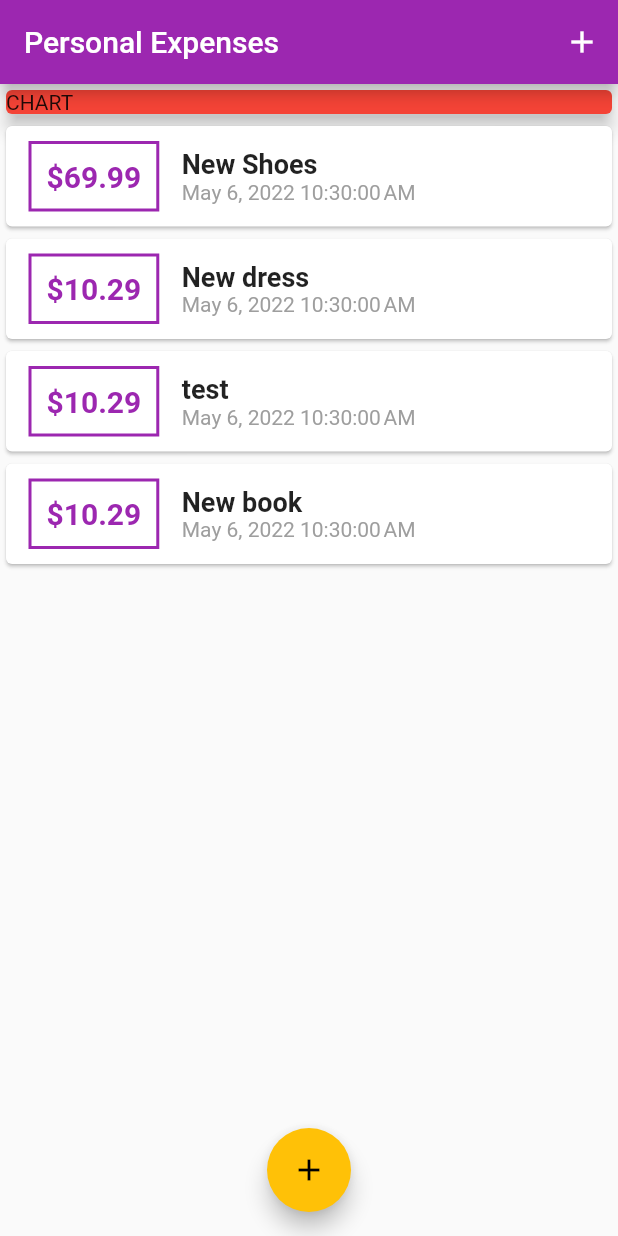
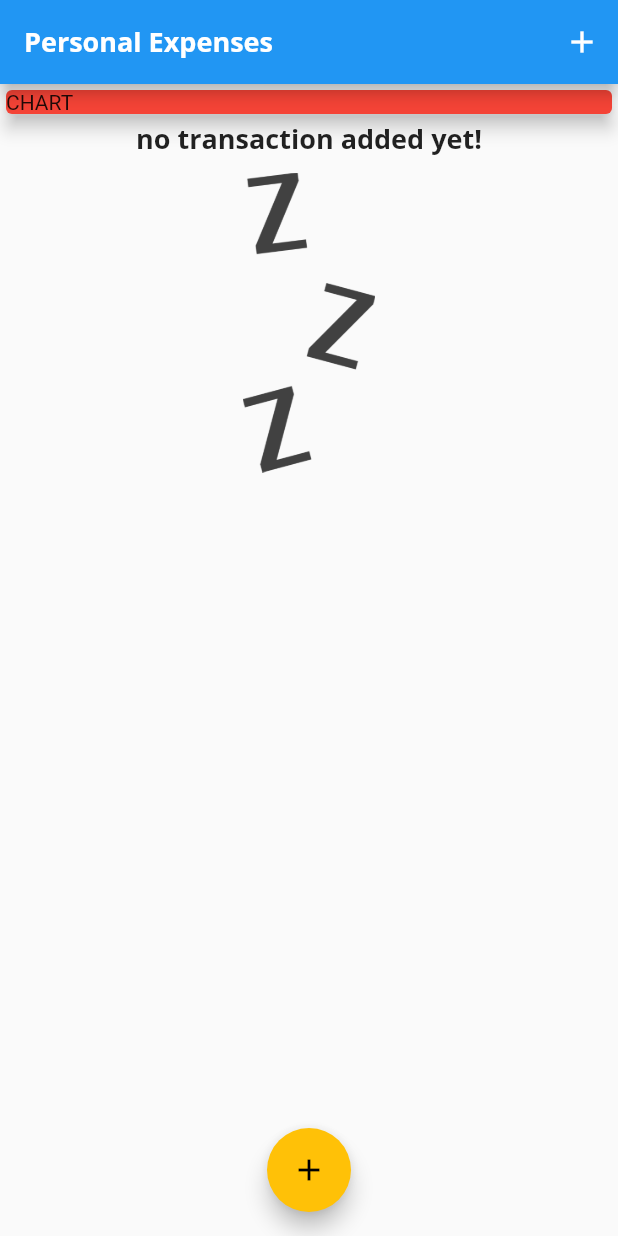
Before and after one commit to MEbadifar/flutterapp_planner, a Flutter app: the screen it shows after launch, on a phone screen of 412 x 824 dp. Run offline on Flutter 3.47's test engine with Material 2 defaults, Android fonts, the phone set to English and light mode, and no system bars.

Commit message:
themData, Font, image, and  begin chart

```diff
--- a/lib/main.dart
+++ b/lib/main.dart
@@ -1,7 +1,9 @@
 import 'package:flutter/material.dart';
+
 import './widgets/new_transactions.dart';
 import './widgets/transaction_list.dart';
 import 'models/transaction.dart';
+
 
 void main() => runApp(const MyApp());
 
@@ -13,7 +15,25 @@
     return MaterialApp(
       debugShowCheckedModeBanner: false,
       title: 'Personal Expenses',
-      theme: ThemeData(primarySwatch: Colors.purple, accentColor: Colors.amber),
+      theme: ThemeData(
+        primarySwatch: Colors.blue,
+        accentColor: Colors.amber,
+        fontFamily: 'QuickSand',
+        textTheme: ThemeData.light().textTheme.copyWith(
+              titleMedium: const TextStyle(
+                fontFamily: 'OpenSans',
+                fontSize: 18,
+                fontWeight: FontWeight.bold,
+              ),
+            ),
+        appBarTheme: const AppBarTheme(
+          titleTextStyle: TextStyle(
+            fontFamily: 'OpenSans',
+            fontSize: 18,
+            fontWeight: FontWeight.bold,
+          ),
+        ),
+      ),
       home: MyHomePage(),
     );
   }
@@ -28,30 +48,30 @@
 
 class _MyHomePageState extends State<MyHomePage> {
   final List<Transaction> _userTransactions = [
-    Transaction(
-      id: 't1',
-      title: 'New Shoes',
-      amount: 69.99,
-      date: DateTime.now(),
-    ),
-    Transaction(
-      id: 't2',
-      title: 'New dress',
-      amount: 10.29,
-      date: DateTime.now(),
-    ),
-    Transaction(
-      id: 't2',
-      title: 'test',
-      amount: 10.29,
-      date: DateTime.now(),
-    ),
-    Transaction(
-      id: 't2',
-      title: 'New book',
-      amount: 10.29,
-      date: DateTime.now(),
-    ),
+    // Transaction(
+    //   id: 't1',
+    //   title: 'New Shoes',
+    //   amount: 69.99,
+    //   date: DateTime.now(),
+    // ),
+    // Transaction(
+    //   id: 't2',
+    //   title: 'New dress',
+    //   amount: 10.29,
+    //   date: DateTime.now(),
+    // ),
+    // Transaction(
+    //   id: 't2',
+    //   title: 'test',
+    //   amount: 10.29,
+    //   date: DateTime.now(),
+    // ),
+    // Transaction(
+    //   id: 't2',
+    //   title: 'New book',
+    //   amount: 10.29,
+    //   date: DateTime.now(),
+    // ),
   ];
   void _addNewTransaction(String txTitle, double txAmount) {
     final newTx = Transaction(
@@ -83,7 +103,10 @@
   Widget build(BuildContext context) {
     return Scaffold(
       appBar: AppBar(
-        title: const Text('Personal Expenses'),
+        title: const Text(
+          'Personal Expenses',
+          style: TextStyle(fontFamily: 'OpenSans'),
+        ),
         actions: [
           IconButton(
             onPressed: () => _startAddNewTransaction(context),
--- /dev/null
+++ b/lib/widgets/chart.dart
@@ -0,0 +1,26 @@
+import 'package:flutter/material.dart';
+import 'package:flutterapp_planner/models/transaction.dart';
+
+class Chart extends StatelessWidget {
+  final List<Transaction> recentTransaction;
+  Chart(this.recentTransaction);
+
+  List<Map<String, Object>> get groupedTransactionValues {
+    return List.generate(7, (index) {
+      return {'day': 'T', 'amount': 9.99};
+    });
+  }
+
+  const Chart({Key? key}) : super(key: key);
+
+  @override
+  Widget build(BuildContext context) {
+    return Card(
+      elevation: 6,
+      margin: EdgeInsets.all(20),
+      child: Row(
+        children: [],
+      ),
+    );
+  }
+}
--- a/lib/widgets/transaction_list.dart
+++ b/lib/widgets/transaction_list.dart
@@ -14,7 +14,26 @@
   Widget build(BuildContext context) {
     return Container(
       height: 300,
-      child: ListView.builder(
+      child: transactions.isEmpty
+          ? Column(
+              children: [
+                Text(
+                  'no transaction added yet!',
+                  style: Theme.of(context).textTheme.titleMedium,
+                ),
+                SizedBox(
+                  height: 10,
+                ),
+                Container(
+                  height: 200,
+                  child: Image.asset(
+                    'assets/images/waiting.png',
+                    // fit: BoxFit.cover,
+                  ),
+                ),
+              ],
+            )
+          : ListView.builder(
               itemBuilder: (ctx, index) {
                 return Card(
                   child: Row(
@@ -45,8 +64,7 @@
                         children: [
                           Text(
                             transactions[index].title.toString(),
-                      style: const TextStyle(
-                          fontSize: 18, fontWeight: FontWeight.bold),
+                            style: Theme.of(context).textTheme.titleMedium,
                           ),
                           Text(
                             DateFormat().format(transactions[index].date!),
```
Also changed, not shown: pubspec.yaml (+13 -13 lines), assets/fonts/OpenSans-Bold.ttf (added), assets/fonts/OpenSans-Regular.ttf (added), assets/fonts/Quicksand-Bold.ttf (added), assets/fonts/Quicksand-Light.ttf (added), assets/fonts/Quicksand-Medium.ttf (added), assets/fonts/Quicksand-Regular.ttf (added), assets/images/waiting.png (added). Lines whose indentation alone changed are shown as unchanged.
